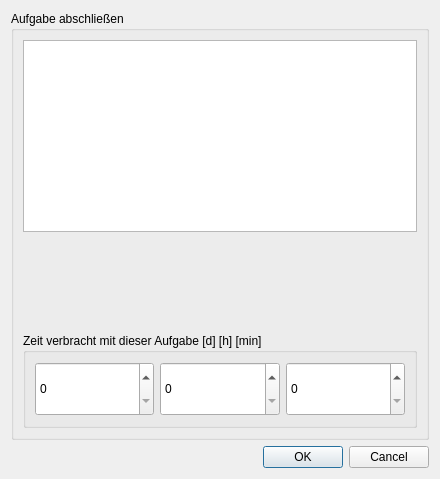
This is src/ui/task_finished.ui in amogorkon/watnu as Qt 5 draws it before an edit. The edited form follows.
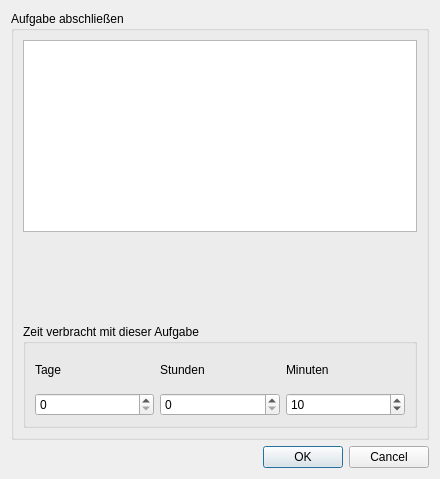
This is the edited form.

```diff
--- a/src/ui/task_finished.ui
+++ b/src/ui/task_finished.ui
@@ -45,9 +45,42 @@
       <item>
        <widget class="QGroupBox" name="groupBox_2">
         <property name="title">
-         <string>Zeit verbracht mit dieser Aufgabe [d] [h] [min]</string>
+         <string>Zeit verbracht mit dieser Aufgabe</string>
         </property>
-        <layout class="QHBoxLayout" name="horizontalLayout">
+        <layout class="QVBoxLayout" name="verticalLayout_4">
+         <item>
+          <layout class="QHBoxLayout" name="horizontalLayout_5">
+           <property name="topMargin">
+            <number>10</number>
+           </property>
+           <item>
+            <widget class="QLabel" name="label">
+             <property name="text">
+              <string>Tage</string>
+             </property>
+            </widget>
+           </item>
+           <item>
+            <widget class="QLabel" name="label_2">
+             <property name="text">
+              <string>Stunden</string>
+             </property>
+            </widget>
+           </item>
+           <item>
+            <widget class="QLabel" name="label_3">
+             <property name="text">
+              <string>Minuten</string>
+             </property>
+            </widget>
+           </item>
+          </layout>
+         </item>
+         <item>
+          <layout class="QHBoxLayout" name="horizontalLayout_4">
+           <property name="topMargin">
+            <number>10</number>
+           </property>
          <item>
           <widget class="QSpinBox" name="days">
            <property name="sizePolicy">
@@ -91,7 +124,12 @@
            <property name="maximum">
             <number>10000</number>
            </property>
-          </widget>
+             <property name="value">
+              <number>10</number>
+             </property>
+            </widget>
+           </item>
+          </layout>
          </item>
         </layout>
        </widget>
```
Lines whose indentation alone changed are shown as unchanged.
